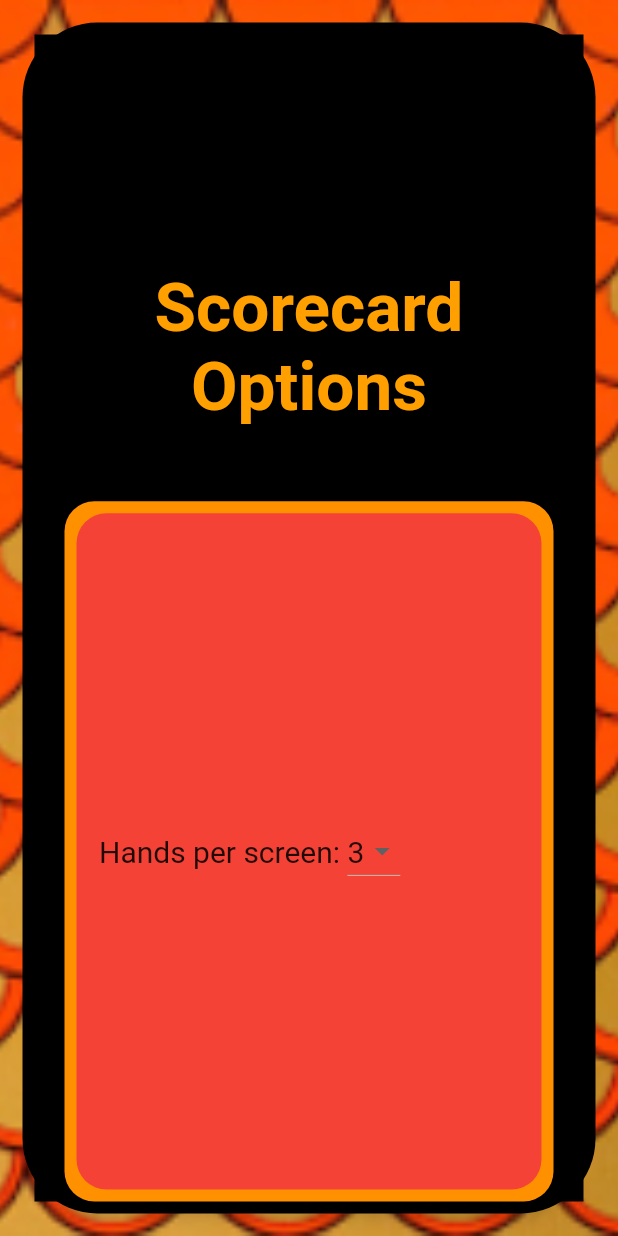
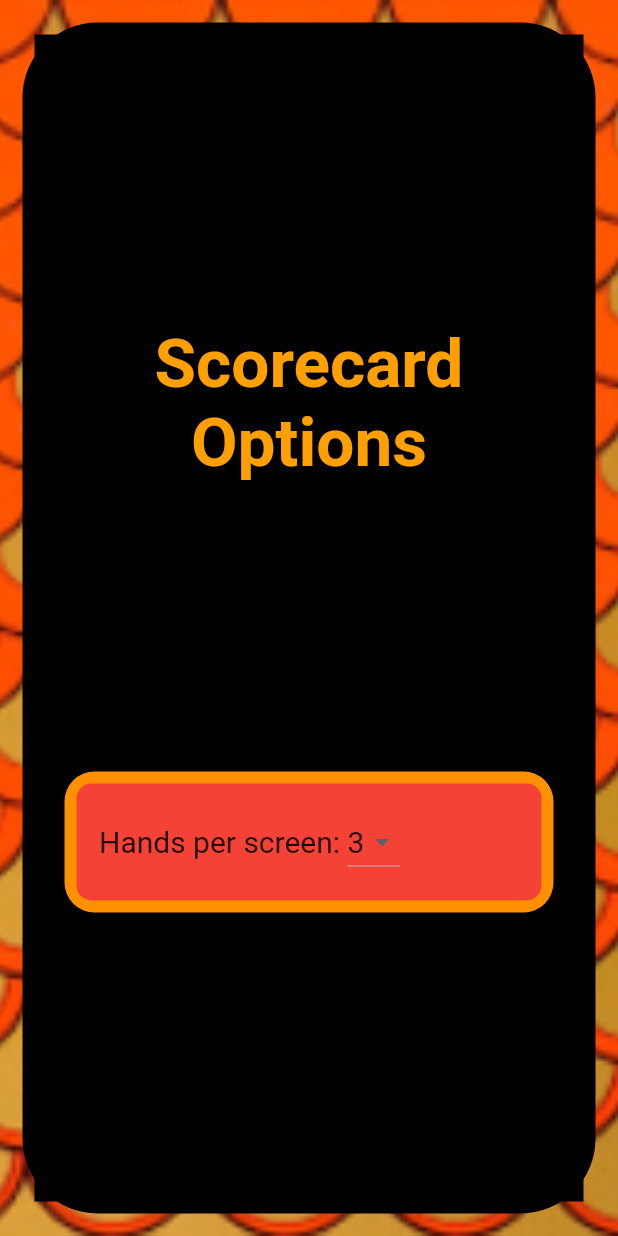
Before and after one commit to Aztal-Samoht/Mhingscore, a Flutter app: the OptionsScreen screen opened by its route, on a phone screen of 412 x 824 dp. Run offline on Flutter 3.47's test engine with Material 2 defaults, Android fonts, the phone set to English and light mode, and no system bars.

Commit message:
fixed Options screen layout

```diff
--- a/mhing_score_card/lib/v0/screens/options_screen.dart
+++ b/mhing_score_card/lib/v0/screens/options_screen.dart
@@ -33,15 +33,10 @@ class OptionsScreen extends StatelessWidget {
               padding: EdgeInsets.symmetric(horizontal: 20),
               child: Column(
                 crossAxisAlignment: CrossAxisAlignment.stretch,
-                mainAxisAlignment: MainAxisAlignment.center,
+                mainAxisAlignment: MainAxisAlignment.spaceEvenly,
                 children: [
-                  Expanded(child: Container()),
-                  Expanded(
-                    child: sOptionsTitle,
-                  ),
-                  Expanded(
-                    flex: 3,
-                    child: MhingCard(
+                  sOptionsTitle,
+                  MhingCard(
                     child: Row(
                       children: [
                         Text(
@@ -54,10 +49,8 @@ class OptionsScreen extends StatelessWidget {
                           onChanged: (value) {
                             HL.handsPerPage = value!;
                           },
-                          ),
-                          //                    context.read<HandListProvider>().ingest(Hand(_tempContents));
+                        ), //                    context.read<HandListProvider>().ingest(Hand(_tempContents));
                       ],
-                      ),
                     ),
                   ),
                 ],
--- a/mhing_score_card/lib/v0/widgets/appearance/mhing_card.dart
+++ b/mhing_score_card/lib/v0/widgets/appearance/mhing_card.dart
@@ -17,7 +17,7 @@ class MhingCard extends StatelessWidget {
       child: Padding(
         padding: const EdgeInsets.all(8.0),
         child: Material(
-          borderRadius: BorderRadius.circular(kBtnRadius),
+          borderRadius: BorderRadius.circular(kBtnRadius - 10),
           color: Colors.red,
           child: Padding(
             padding: const EdgeInsets.all(15.0),
```
Lines whose indentation alone changed are shown as unchanged.
